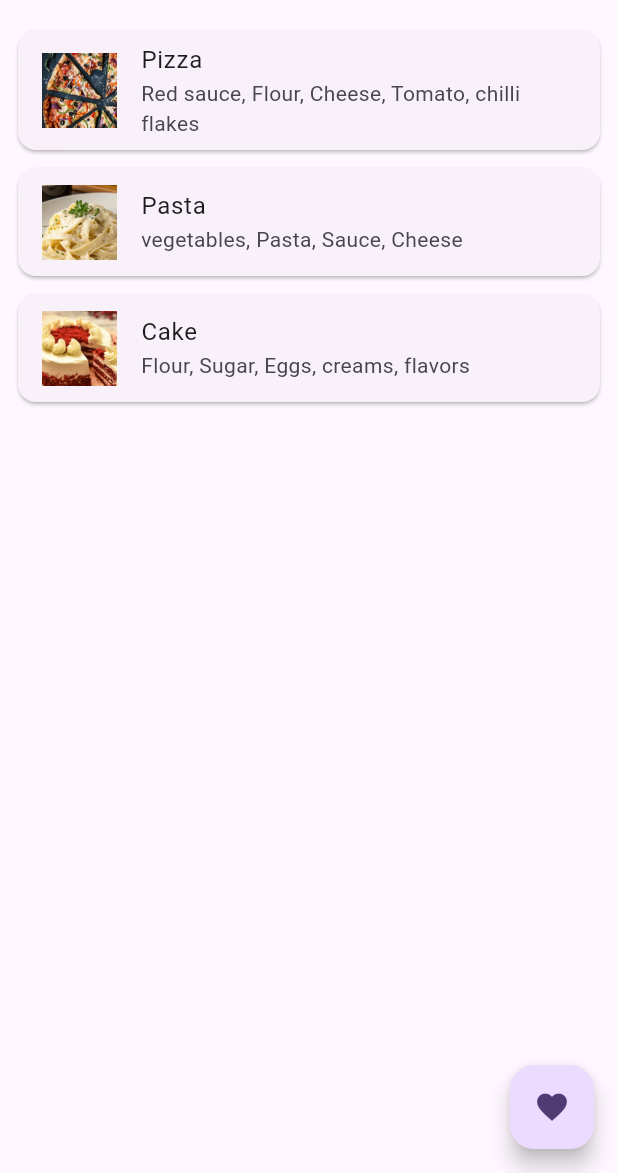
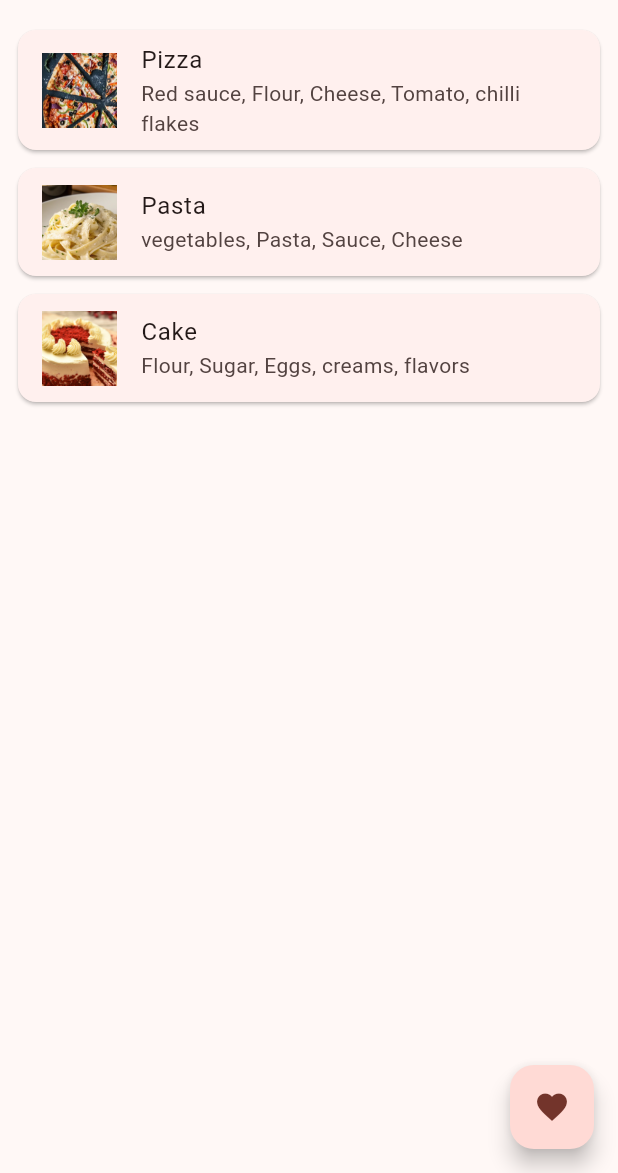
Before and after one commit to thiruna31/recipebook_app, a Flutter app: the screen it shows after launch, on a phone screen of 412 x 824 dp, the part 63-1236 px from its top. Run offline on Flutter 3.47's test engine with Material 3 defaults, Android fonts, the phone set to English and light mode, and no system bars.

Commit message:
apk builded

```diff
--- a/lib/main.dart
+++ b/lib/main.dart
@@ -28,7 +28,7 @@ class _MyAppState extends State<MyApp> {
     return MaterialApp(
       title: 'Recipe Book',
       theme: ThemeData(
-        colorScheme: ColorScheme.fromSeed(seedColor: const Color.fromARGB(255, 104, 55, 187)),
+        colorScheme: ColorScheme.fromSeed(seedColor: const Color.fromARGB(255, 243, 12, 12)),
       ),
       home: HomeScreen(),
       routes: {
```
